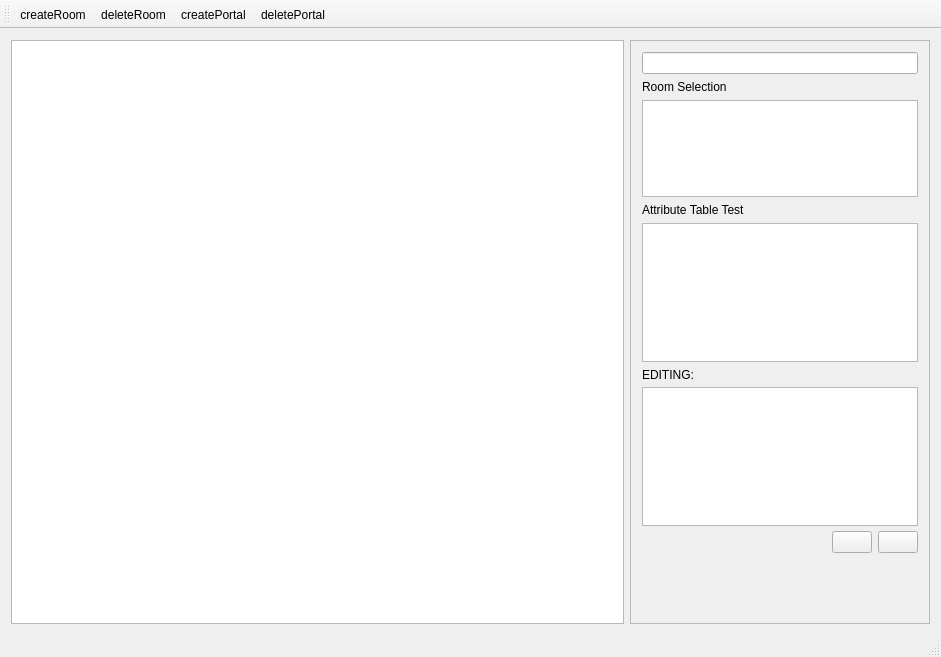
pureooze/tle, file editor.ui: the form before one commit.
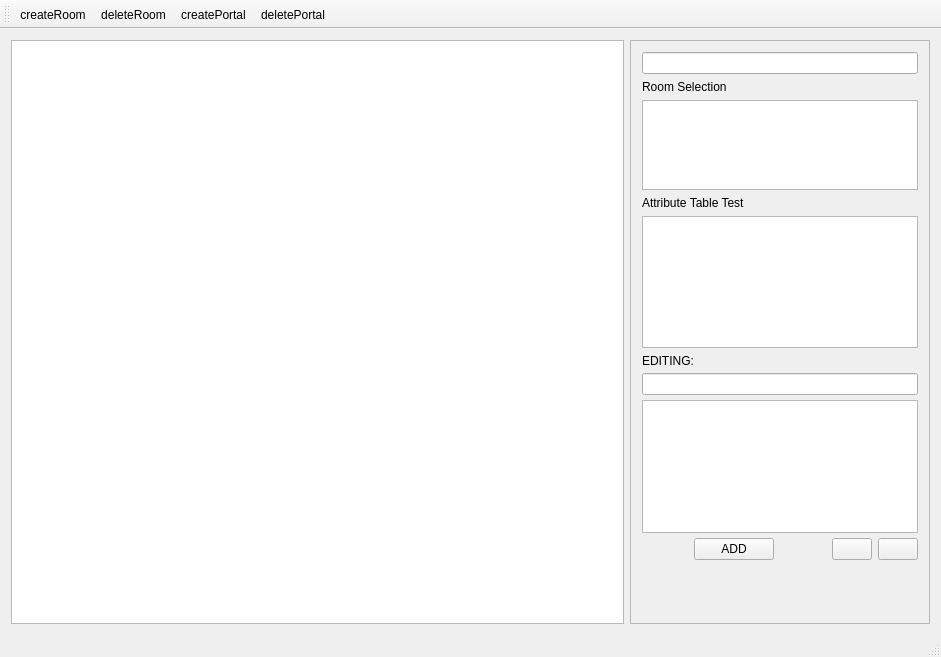
The form after the commit. Icons and pictures are not drawn.

Commit message: Implementing the objects class and its attributes

```diff
--- a/editor.ui
+++ b/editor.ui
@@ -49,7 +49,7 @@
            <x>0</x>
            <y>0</y>
            <width>298</width>
-           <height>558</height>
+           <height>557</height>
           </rect>
          </property>
          <layout class="QVBoxLayout" name="verticalLayout_4">
@@ -144,10 +144,33 @@
              </widget>
             </item>
             <item>
-             <widget class="QTextEdit" name="paramEditWidget"/>
+             <widget class="QLineEdit" name="paramEditWidget"/>
+            </item>
+            <item>
+             <widget class="QListWidget" name="objectListWidget"/>
             </item>
             <item>
              <layout class="QHBoxLayout" name="horizontalLayout">
+              <item>
+               <spacer name="horizontalSpacer_2">
+                <property name="orientation">
+                 <enum>Qt::Horizontal</enum>
+                </property>
+                <property name="sizeHint" stdset="0">
+                 <size>
+                  <width>40</width>
+                  <height>20</height>
+                 </size>
+                </property>
+               </spacer>
+              </item>
+              <item>
+               <widget class="QPushButton" name="pushButton">
+                <property name="text">
+                 <string>ADD</string>
+                </property>
+               </widget>
+              </item>
               <item>
                <spacer name="horizontalSpacer">
                 <property name="orientation">
```
Left out of the diff: 2 changed lines with no effect on the pictures. The commit also changes 15 other files.
